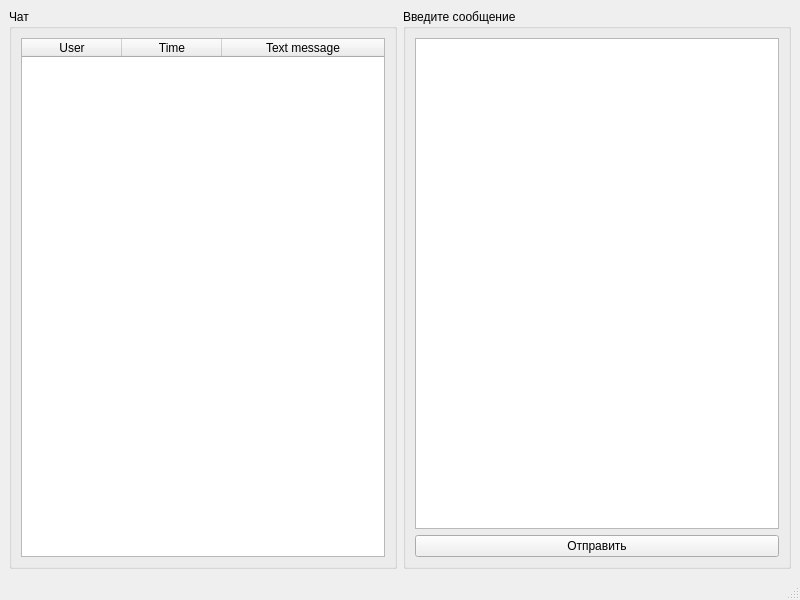
Above: desktop/ui/qt_forms/chat.ui from GerasimovRM/vlad before the change. Below: the same form after it.
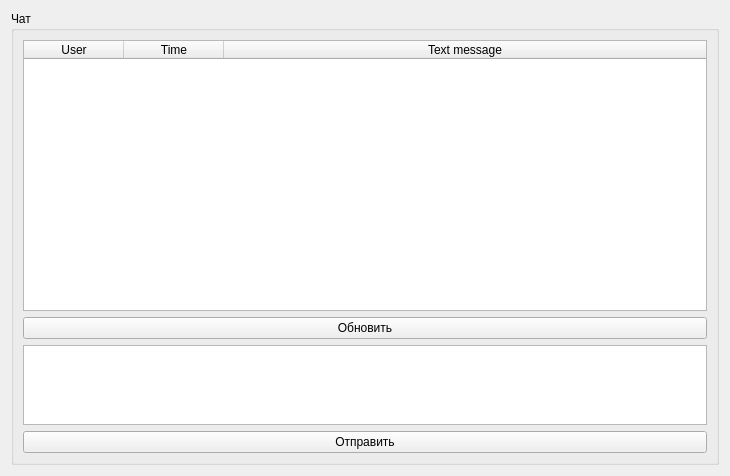
That is the form after the change.

Patch:
```diff
--- a/desktop/ui/qt_forms/chat.ui
+++ b/desktop/ui/qt_forms/chat.ui
@@ -1,26 +1,25 @@
 <?xml version="1.0" encoding="UTF-8"?>
 <ui version="4.0">
- <class>MainWindow</class>
- <widget class="QMainWindow" name="MainWindow">
+ <class>Form</class>
+ <widget class="QWidget" name="Form">
   <property name="geometry">
    <rect>
     <x>0</x>
     <y>0</y>
-    <width>800</width>
-    <height>600</height>
+    <width>730</width>
+    <height>476</height>
    </rect>
   </property>
   <property name="windowTitle">
    <string>MainWindow</string>
   </property>
-  <widget class="QWidget" name="centralwidget">
-   <layout class="QHBoxLayout" name="horizontalLayout">
+  <layout class="QVBoxLayout" name="verticalLayout_3">
     <item>
      <widget class="QGroupBox" name="groupBox">
       <property name="title">
        <string>Чат</string>
       </property>
-      <layout class="QVBoxLayout" name="verticalLayout_2">
+     <layout class="QVBoxLayout" name="verticalLayout">
        <item>
         <widget class="QTableWidget" name="tableWidget">
          <attribute name="horizontalHeaderStretchLastSection">
@@ -43,17 +42,28 @@
          </column>
         </widget>
        </item>
-      </layout>
+      <item>
+       <widget class="QPushButton" name="pushButton_update">
+        <property name="text">
+         <string>Обновить</string>
+        </property>
      </widget>
     </item>
     <item>
-     <widget class="QGroupBox" name="groupBox_2">
-      <property name="title">
-       <string>Введите сообщение</string>
-      </property>
-      <layout class="QVBoxLayout" name="verticalLayout">
-       <item>
-        <widget class="QTextEdit" name="textEdit"/>
+       <widget class="QTextEdit" name="textEdit">
+        <property name="sizePolicy">
+         <sizepolicy hsizetype="Expanding" vsizetype="Maximum">
+          <horstretch>0</horstretch>
+          <verstretch>0</verstretch>
+         </sizepolicy>
+        </property>
+        <property name="maximumSize">
+         <size>
+          <width>10000</width>
+          <height>80</height>
+         </size>
+        </property>
+       </widget>
        </item>
        <item>
         <widget class="QPushButton" name="pushButton">
@@ -66,18 +76,6 @@
      </widget>
     </item>
    </layout>
-  </widget>
-  <widget class="QMenuBar" name="menubar">
-   <property name="geometry">
-    <rect>
-     <x>0</x>
-     <y>0</y>
-     <width>800</width>
-     <height>26</height>
-    </rect>
-   </property>
-  </widget>
-  <widget class="QStatusBar" name="statusbar"/>
  </widget>
  <resources/>
  <connections/>
```
Left out of the diff: 2 changed lines with no effect on the pictures. Lines whose indentation alone changed are shown as unchanged.
